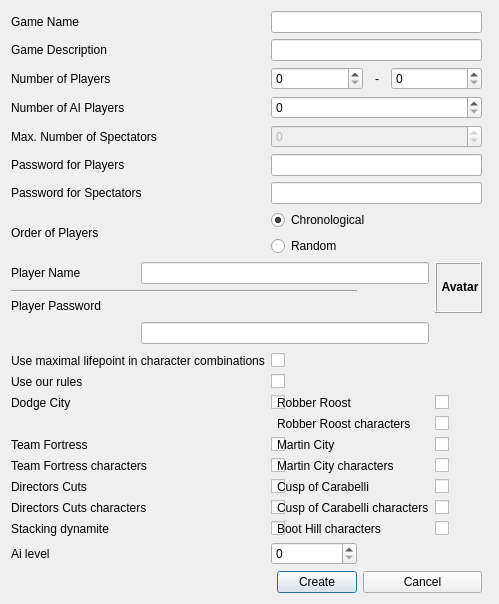
Above: src/kbang_client/creategamedialog.ui from szaialt/kbang1 before the change. Below: the same form after it.
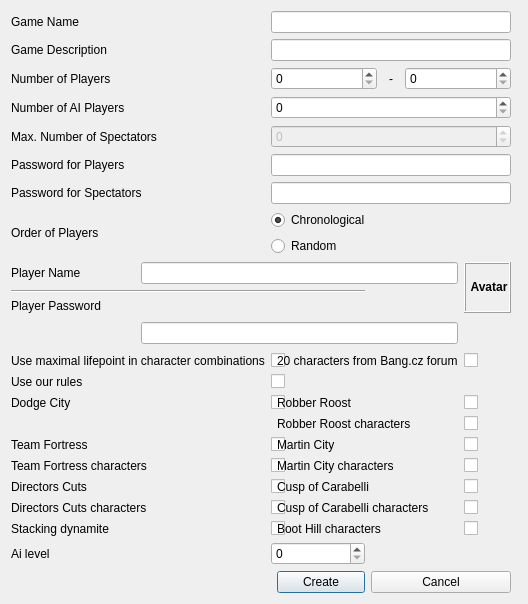
That is the form after the change. Custom widgets are drawn as their Qt base class.

Commit message: Added characters Buckshot Roberts and Drosera Alba

What changed in the file:
```diff
--- a/src/kbang_client/creategamedialog.ui
+++ b/src/kbang_client/creategamedialog.ui
@@ -347,6 +347,20 @@
      </property>
     </widget>
    </item>
+   <item row="17" column="5" colspan="2">
+    <widget class="QCheckBox" name="checkBoxTwentyCharacters">
+    </widget>
+   </item>
+   <item row="17" column="3" colspan="2">
+    <widget class="QLabel" name="labelTwentyCharacters">
+     <property name="text">
+      <string>20 characters from Bang.cz forum</string>
+     </property>
+     <property name="buddy">
+      <cstring>checkBoxTwentyCharacters</cstring>
+     </property>
+    </widget>
+   </item>
    <item row="18" column="2" colspan="2">
     <widget class="QCheckBox" name="checkBoxOurFlag">
     </widget>
```
The commit also changes 477 other files.
